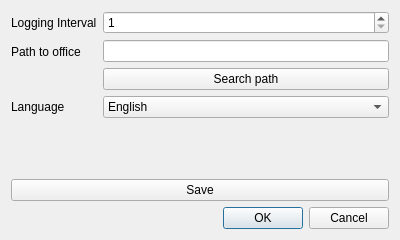
The window that MeasurementValueLogging/ui/settingsDialog.ui (leezu/MeasurementValueLogging) describes before a commit, drawn with Qt 5.
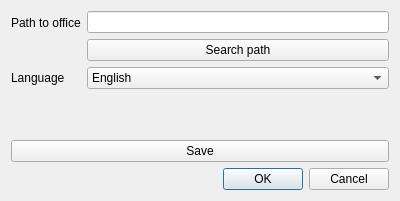
The same window after the commit.

What changed in the file:
```diff
--- a/MeasurementValueLogging/ui/settingsDialog.ui
+++ b/MeasurementValueLogging/ui/settingsDialog.ui
@@ -7,7 +7,7 @@
     <x>0</x>
     <y>0</y>
     <width>400</width>
-    <height>240</height>
+    <height>201</height>
    </rect>
   </property>
   <property name="windowTitle">
@@ -16,28 +16,17 @@
   <layout class="QVBoxLayout" name="verticalLayout">
    <item>
     <layout class="QFormLayout" name="formLayout">
+     <property name="fieldGrowthPolicy">
+      <enum>QFormLayout::AllNonFixedFieldsGrow</enum>
+     </property>
      <item row="0" column="0">
-      <widget class="QLabel" name="label">
-       <property name="text">
-        <string>Logging Interval</string>
-       </property>
-      </widget>
-     </item>
-     <item row="0" column="1">
-      <widget class="QSpinBox" name="loggingInterval">
-       <property name="minimum">
-        <number>1</number>
-       </property>
-      </widget>
-     </item>
-     <item row="1" column="0">
       <widget class="QLabel" name="label_2">
        <property name="text">
         <string>Path to office</string>
        </property>
       </widget>
      </item>
-     <item row="1" column="1">
+     <item row="0" column="1">
       <layout class="QVBoxLayout" name="verticalLayout_2">
        <item>
         <widget class="QLineEdit" name="path"/>
@@ -51,14 +40,14 @@
        </item>
       </layout>
      </item>
-     <item row="2" column="0">
+     <item row="1" column="0">
       <widget class="QLabel" name="label_3">
        <property name="text">
         <string>Language</string>
        </property>
       </widget>
      </item>
-     <item row="2" column="1">
+     <item row="1" column="1">
       <widget class="QComboBox" name="languageComboBox">
        <item>
         <property name="text">
```
